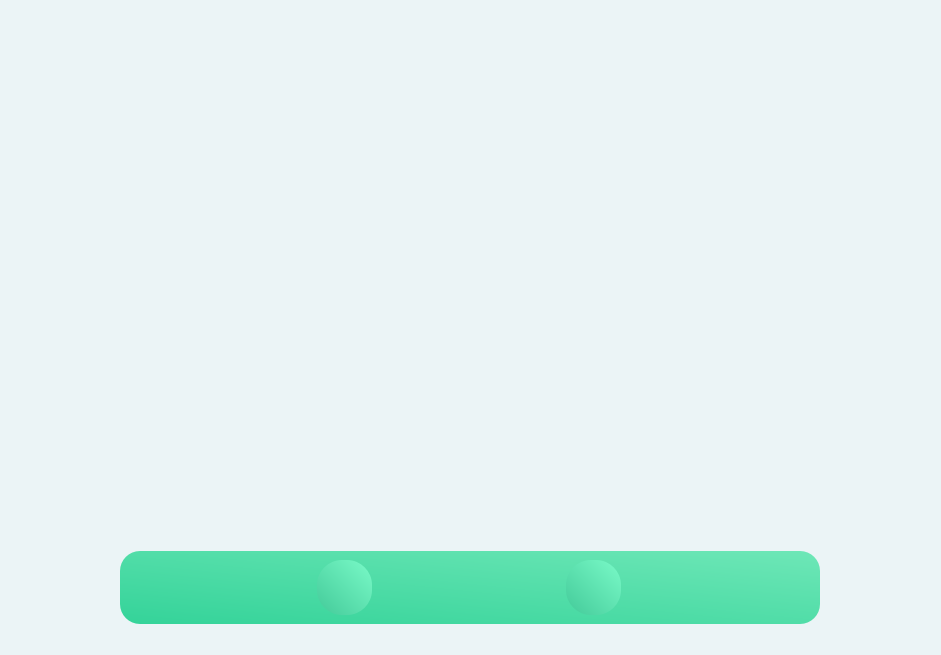
First picture: the form in templaet.ui, repository ZAZW27/Classists-tubes-, before the edit.
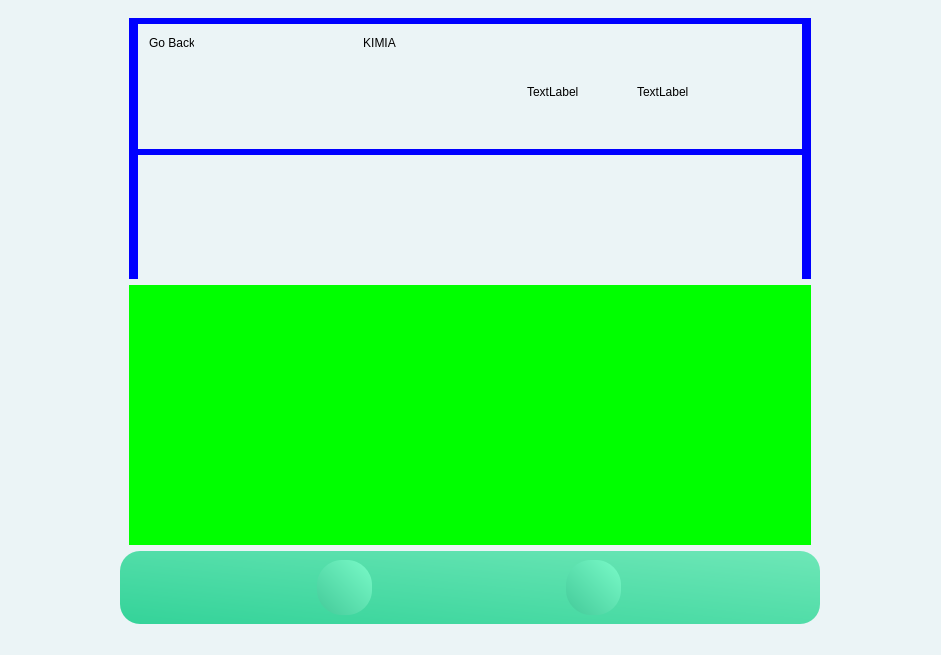
Second picture: the form after the edit. Icons and pictures are not drawn.

Diff of the .ui file:
```diff
--- a/templaet.ui
+++ b/templaet.ui
@@ -90,6 +90,156 @@
         <property name="verticalSpacing">
          <number>12</number>
         </property>
+        <item row="0" column="0">
+         <widget class="QFrame" name="container">
+          <property name="frameShape">
+           <enum>QFrame::StyledPanel</enum>
+          </property>
+          <property name="frameShadow">
+           <enum>QFrame::Raised</enum>
+          </property>
+          <layout class="QVBoxLayout" name="verticalLayout">
+           <property name="bottomMargin">
+            <number>0</number>
+           </property>
+           <item>
+            <widget class="QFrame" name="header">
+             <property name="styleSheet">
+              <string notr="true">#header{
+	background: rgb(0,0,255);
+}</string>
+             </property>
+             <property name="frameShape">
+              <enum>QFrame::StyledPanel</enum>
+             </property>
+             <property name="frameShadow">
+              <enum>QFrame::Raised</enum>
+             </property>
+             <layout class="QVBoxLayout" name="verticalLayout_2">
+              <property name="topMargin">
+               <number>6</number>
+              </property>
+              <property name="bottomMargin">
+               <number>0</number>
+              </property>
+              <item>
+               <widget class="QFrame" name="top">
+                <property name="sizePolicy">
+                 <sizepolicy hsizetype="Preferred" vsizetype="Preferred">
+                  <horstretch>0</horstretch>
+                  <verstretch>0</verstretch>
+                 </sizepolicy>
+                </property>
+                <property name="frameShape">
+                 <enum>QFrame::StyledPanel</enum>
+                </property>
+                <property name="frameShadow">
+                 <enum>QFrame::Raised</enum>
+                </property>
+                <widget class="QLabel" name="goBack">
+                 <property name="geometry">
+                  <rect>
+                   <x>11</x>
+                   <y>11</y>
+                   <width>45</width>
+                   <height>16</height>
+                  </rect>
+                 </property>
+                 <property name="text">
+                  <string>Go Back</string>
+                 </property>
+                </widget>
+                <widget class="QLabel" name="course_title">
+                 <property name="geometry">
+                  <rect>
+                   <x>225</x>
+                   <y>11</y>
+                   <width>33</width>
+                   <height>16</height>
+                  </rect>
+                 </property>
+                 <property name="text">
+                  <string>KIMIA</string>
+                 </property>
+                 <property name="alignment">
+                  <set>Qt::AlignCenter</set>
+                 </property>
+                </widget>
+                <widget class="QFrame" name="frame">
+                 <property name="geometry">
+                  <rect>
+                   <x>379</x>
+                   <y>30</y>
+                   <width>201</width>
+                   <height>80</height>
+                  </rect>
+                 </property>
+                 <property name="frameShape">
+                  <enum>QFrame::StyledPanel</enum>
+                 </property>
+                 <property name="frameShadow">
+                  <enum>QFrame::Raised</enum>
+                 </property>
+                 <widget class="QLabel" name="label">
+                  <property name="geometry">
+                   <rect>
+                    <x>10</x>
+                    <y>30</y>
+                    <width>55</width>
+                    <height>16</height>
+                   </rect>
+                  </property>
+                  <property name="text">
+                   <string>TextLabel</string>
+                  </property>
+                 </widget>
+                 <widget class="QLabel" name="label_2">
+                  <property name="geometry">
+                   <rect>
+                    <x>120</x>
+                    <y>30</y>
+                    <width>55</width>
+                    <height>16</height>
+                   </rect>
+                  </property>
+                  <property name="text">
+                   <string>TextLabel</string>
+                  </property>
+                 </widget>
+                </widget>
+               </widget>
+              </item>
+              <item>
+               <widget class="QFrame" name="bottom">
+                <property name="frameShape">
+                 <enum>QFrame::StyledPanel</enum>
+                </property>
+                <property name="frameShadow">
+                 <enum>QFrame::Raised</enum>
+                </property>
+               </widget>
+              </item>
+             </layout>
+            </widget>
+           </item>
+           <item>
+            <widget class="QFrame" name="body">
+             <property name="styleSheet">
+              <string notr="true">#body{
+	background: rgb(0,255,0);
+}</string>
+             </property>
+             <property name="frameShape">
+              <enum>QFrame::StyledPanel</enum>
+             </property>
+             <property name="frameShadow">
+              <enum>QFrame::Raised</enum>
+             </property>
+            </widget>
+           </item>
+          </layout>
+         </widget>
+        </item>
        </layout>
       </widget>
      </widget>
```
